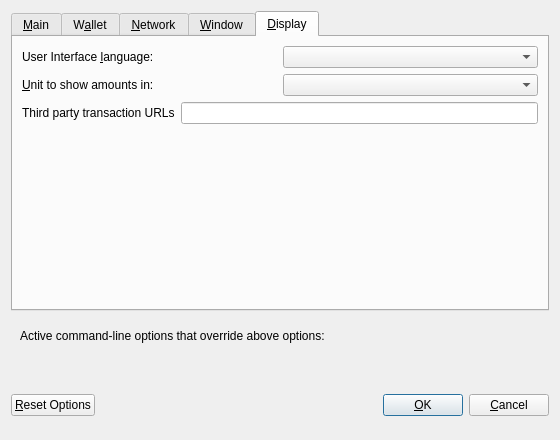
navcoin/navcoin-core, file src/qt/forms/optionsdialog.ui: the form before one commit.
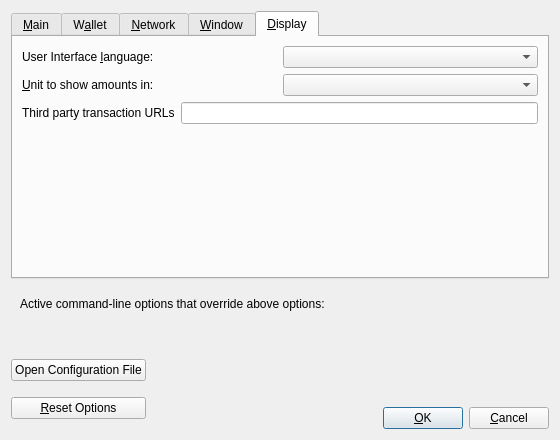
The form after the commit. Custom widgets are drawn as their Qt base class.

Commit message: Open config file from gui

The edit to the form file:
```diff
--- a/src/qt/forms/optionsdialog.ui
+++ b/src/qt/forms/optionsdialog.ui
@@ -722,13 +722,25 @@
    <item>
     <layout class="QHBoxLayout" name="horizontalLayout_Buttons">
      <item>
+       <layout class="QVBoxLayout" name="verticalLayout_Buttons">
+       <item>
+          <widget class="QPushButton" name="openNavCoinConfButton">
+           <property name="toolTip">
+            <string>Open the %1 configuration file from the working directory.</string>
+           </property>
+           <property name="text">
+            <string>Open Configuration File</string>
+           </property>
+           <property name="autoDefault">
+            <bool>false</bool>
+           </property>
+          </widget>
+         </item>
+         <item>
       <widget class="QPushButton" name="resetButton">
        <property name="toolTip">
         <string>Reset all client options to default.</string>
        </property>
-       <property name="styleSheet">
-        <string notr="true"/>
-       </property>
        <property name="text">
         <string>&amp;Reset Options</string>
        </property>
@@ -737,6 +749,8 @@
        </property>
       </widget>
      </item>
+        </layout>
+     </item>
      <item>
       <spacer name="horizontalSpacer_1">
        <property name="orientation">
@@ -789,10 +803,24 @@
       </spacer>
      </item>
      <item>
+       <layout class="QVBoxLayout" name="verticalLayout_4">
+       <item>
+        <spacer name="verticalSpacer">
+         <property name="orientation">
+          <enum>Qt::Vertical</enum>
+         </property>
+         <property name="sizeHint" stdset="0">
+          <size>
+           <width>20</width>
+           <height>40</height>
+          </size>
+         </property>
+        </spacer>
+       </item>
+       <item>
+        <layout class="QHBoxLayout" name="horizontalLayout">
+         <item>
       <widget class="QPushButton" name="okButton">
-       <property name="styleSheet">
-        <string notr="true"/>
-       </property>
        <property name="text">
         <string>&amp;OK</string>
        </property>
@@ -806,9 +834,6 @@
      </item>
      <item>
       <widget class="QPushButton" name="cancelButton">
-       <property name="styleSheet">
-        <string notr="true"/>
-       </property>
        <property name="text">
         <string>&amp;Cancel</string>
        </property>
@@ -816,6 +841,10 @@
         <bool>false</bool>
        </property>
       </widget>
+         </item>
+        </layout>
+       </item>
+      </layout>
      </item>
     </layout>
    </item>
```
Lines whose indentation alone changed are shown as unchanged. The commit also changes 4 other files.
